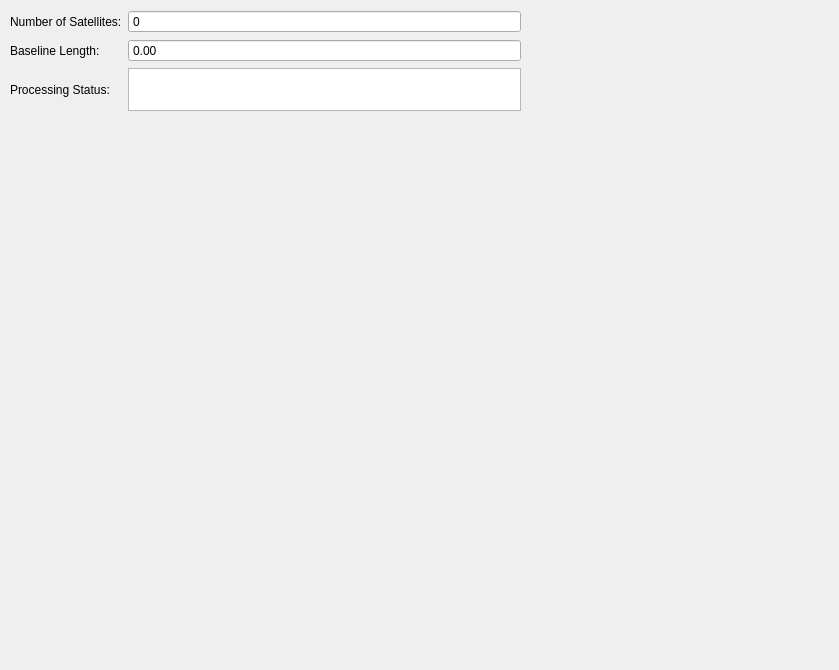
Above: src/lib/visualization/IINControl.ui from jmaye/libposlv before the change. Below: the same form after it.
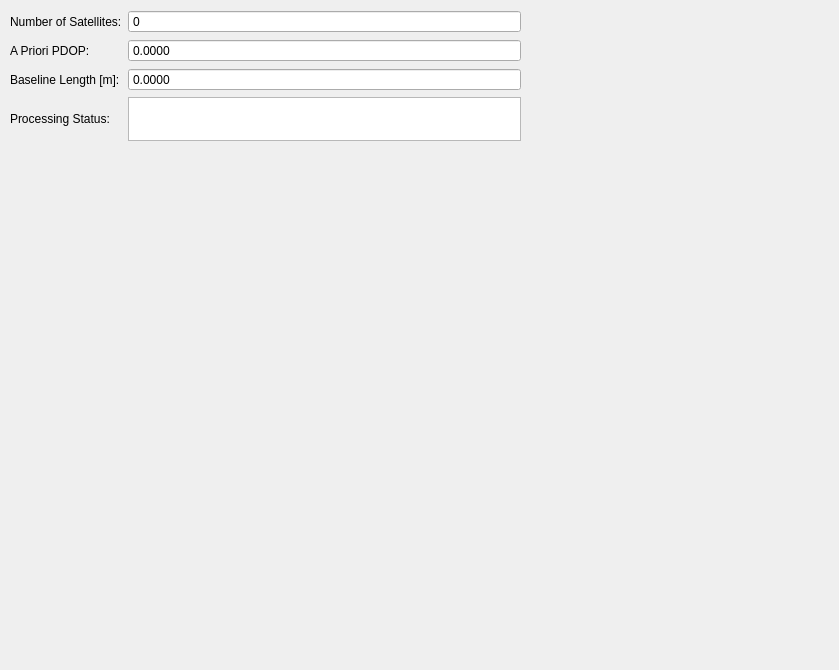
That is the form after the change.

Diff of the .ui file:
```diff
--- a/src/lib/visualization/IINControl.ui
+++ b/src/lib/visualization/IINControl.ui
@@ -19,7 +19,7 @@
      <x>10</x>
      <y>10</y>
      <width>511</width>
-     <height>101</height>
+     <height>131</height>
     </rect>
    </property>
    <layout class="QGridLayout" name="iinLayout">
@@ -43,14 +43,14 @@
       </property>
      </widget>
     </item>
-    <item row="1" column="0">
+    <item row="2" column="0">
      <widget class="QLabel" name="baselineLabel">
       <property name="text">
-       <string>Baseline Length:</string>
+       <string>Baseline Length [m]:</string>
       </property>
      </widget>
     </item>
-    <item row="1" column="1">
+    <item row="2" column="1">
      <widget class="QDoubleSpinBox" name="baselineSpinBox">
       <property name="readOnly">
        <bool>true</bool>
@@ -58,6 +58,9 @@
       <property name="buttonSymbols">
        <enum>QAbstractSpinBox::NoButtons</enum>
       </property>
+      <property name="decimals">
+       <number>4</number>
+      </property>
       <property name="minimum">
        <double>-1000000.000000000000000</double>
       </property>
@@ -66,16 +69,36 @@
       </property>
      </widget>
     </item>
-    <item row="2" column="0">
+    <item row="3" column="0">
      <widget class="QLabel" name="statusLabel">
       <property name="text">
        <string>Processing Status:</string>
       </property>
      </widget>
     </item>
-    <item row="2" column="1">
+    <item row="3" column="1">
      <widget class="QTextBrowser" name="statusText"/>
     </item>
+    <item row="1" column="0">
+     <widget class="QLabel" name="label">
+      <property name="text">
+       <string>A Priori PDOP: </string>
+      </property>
+     </widget>
+    </item>
+    <item row="1" column="1">
+     <widget class="QDoubleSpinBox" name="pdopSpinBox">
+      <property name="readOnly">
+       <bool>true</bool>
+      </property>
+      <property name="buttonSymbols">
+       <enum>QAbstractSpinBox::NoButtons</enum>
+      </property>
+      <property name="decimals">
+       <number>4</number>
+      </property>
+     </widget>
+    </item>
    </layout>
   </widget>
  </widget>
```
